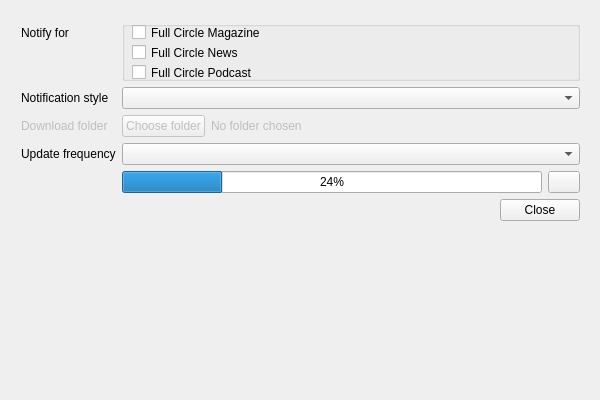
Qt form fcnotify.ui (mrmonday/full-circle-notifier) before a commit.
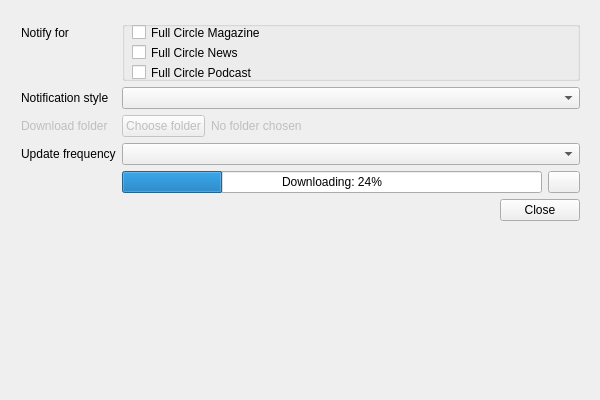
The same form after that commit.

Commit message: Make sure cancelling updates actually works.

Diff of the .ui file:
```diff
--- a/fcnotify.ui
+++ b/fcnotify.ui
@@ -170,6 +170,9 @@
         <property name="value">
          <number>24</number>
         </property>
+        <property name="format">
+         <string>Downloading: %p%</string>
+        </property>
        </widget>
       </item>
       <item>
```
Left out of the diff: 21 changed lines with no effect on the pictures. The commit also changes 2 other files.
